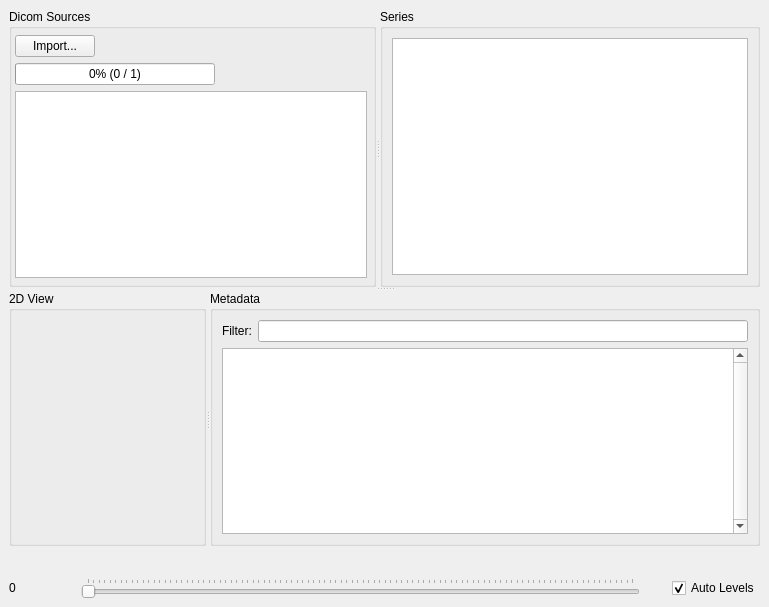
The window that res/DicomBrowserWin.ui (ericspod/DicomBrowser) describes before a commit, drawn with Qt 5.
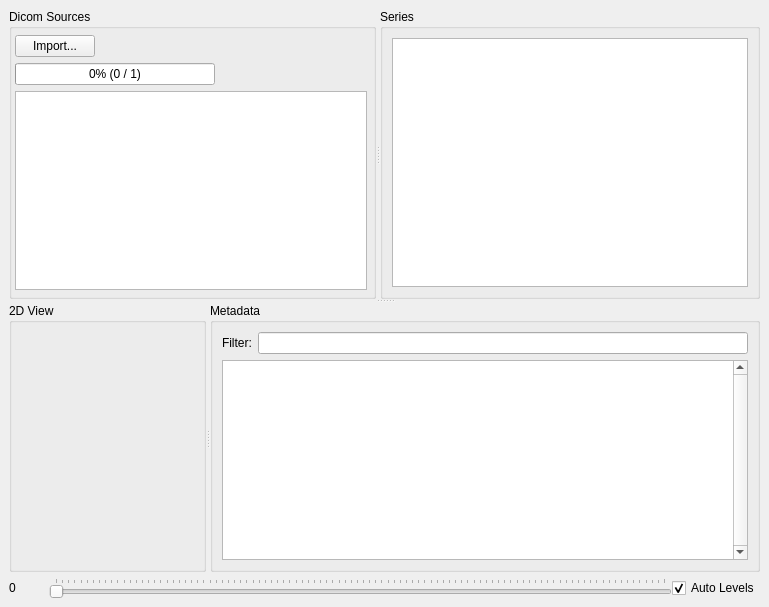
The same window after the commit. Icons and pictures are not drawn.

```diff
--- a/res/DicomBrowserWin.ui
+++ b/res/DicomBrowserWin.ui
@@ -191,7 +191,7 @@
       <widget class="QWidget" name="verticalLayoutWidget">
        <layout class="QVBoxLayout" name="verticalLayout">
         <property name="spacing">
-         <number>32</number>
+         <number>0</number>
         </property>
         <property name="topMargin">
          <number>0</number>
@@ -263,7 +263,7 @@
         <item>
          <layout class="QHBoxLayout" name="horizontalLayout">
           <property name="topMargin">
-           <number>0</number>
+           <number>6</number>
           </property>
           <item>
            <widget class="QLabel" name="numLabel">
```
